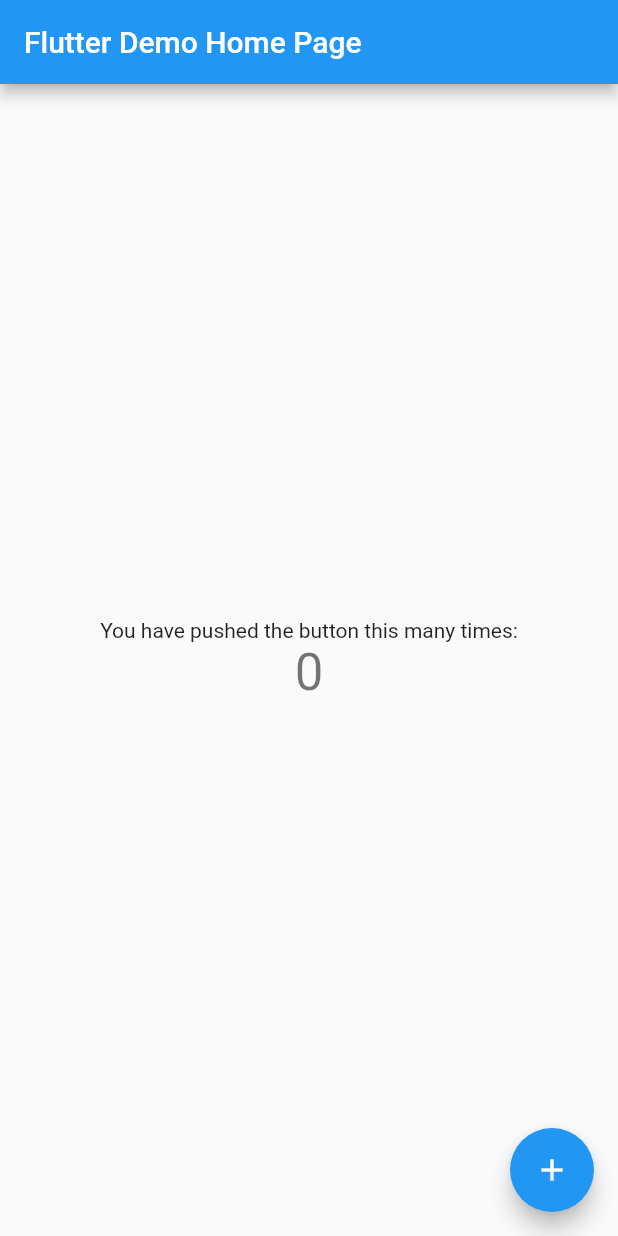
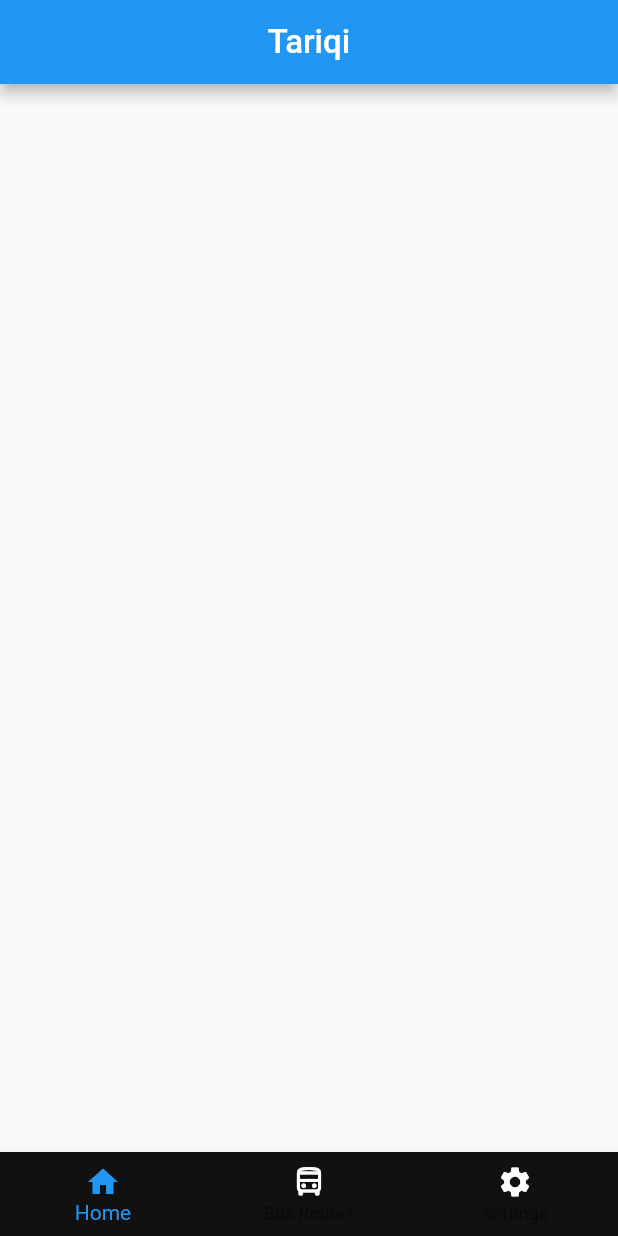
Before and after one commit to LockhartKZ/tariqi, a Flutter app: the screen it shows after launch, on a phone screen of 412 x 824 dp. Run offline on Flutter 3.47's test engine with Material 2 defaults, Android fonts, the phone set to English and light mode, and no system bars.

Commit message:
nav bar added

```diff
--- a/lib/main.dart
+++ b/lib/main.dart
@@ -1,115 +1,15 @@
 import 'package:flutter/material.dart';
+import 'package:tariqi/views/home_view.dart';
 
 void main() {
-  runApp(const MyApp());
-}
-
-class MyApp extends StatelessWidget {
-  const MyApp({super.key});
-
-  // This widget is the root of your application.
-  @override
-  Widget build(BuildContext context) {
-    return MaterialApp(
-      title: 'Flutter Demo',
+  WidgetsFlutterBinding.ensureInitialized();
+  runApp(
+    MaterialApp(
+      title: 'Tariqi',
       theme: ThemeData(
-        // This is the theme of your application.
-        //
-        // Try running your application with "flutter run". You'll see the
-        // application has a blue toolbar. Then, without quitting the app, try
-        // changing the primarySwatch below to Colors.green and then invoke
-        // "hot reload" (press "r" in the console where you ran "flutter run",
-        // or simply save your changes to "hot reload" in a Flutter IDE).
-        // Notice that the counter didn't reset back to zero; the application
-        // is not restarted.
         primarySwatch: Colors.blue,
       ),
-      home: const MyHomePage(title: 'Flutter Demo Home Page'),
-    );
-  }
+      home: const HomePage(),
+    ),
+  );
 }
-
-class MyHomePage extends StatefulWidget {
-  const MyHomePage({super.key, required this.title});
-
-  // This widget is the home page of your application. It is stateful, meaning
-  // that it has a State object (defined below) that contains fields that affect
-  // how it looks.
-
-  // This class is the configuration for the state. It holds the values (in this
-  // case the title) provided by the parent (in this case the App widget) and
-  // used by the build method of the State. Fields in a Widget subclass are
-  // always marked "final".
-
-  final String title;
-
-  @override
-  State<MyHomePage> createState() => _MyHomePageState();
-}
-
-class _MyHomePageState extends State<MyHomePage> {
-  int _counter = 0;
-
-  void _incrementCounter() {
-    setState(() {
-      // This call to setState tells the Flutter framework that something has
-      // changed in this State, which causes it to rerun the build method below
-      // so that the display can reflect the updated values. If we changed
-      // _counter without calling setState(), then the build method would not be
-      // called again, and so nothing would appear to happen.
-      _counter++;
-    });
-  }
-
-  @override
-  Widget build(BuildContext context) {
-    // This method is rerun every time setState is called, for instance as done
-    // by the _incrementCounter method above.
-    //
-    // The Flutter framework has been optimized to make rerunning build methods
-    // fast, so that you can just rebuild anything that needs updating rather
-    // than having to individually change instances of widgets.
-    return Scaffold(
-      appBar: AppBar(
-        // Here we take the value from the MyHomePage object that was created by
-        // the App.build method, and use it to set our appbar title.
-        title: Text(widget.title),
-      ),
-      body: Center(
-        // Center is a layout widget. It takes a single child and positions it
-        // in the middle of the parent.
-        child: Column(
-          // Column is also a layout widget. It takes a list of children and
-          // arranges them vertically. By default, it sizes itself to fit its
-          // children horizontally, and tries to be as tall as its parent.
-          //
-          // Invoke "debug painting" (press "p" in the console, choose the
-          // "Toggle Debug Paint" action from the Flutter Inspector in Android
-          // Studio, or the "Toggle Debug Paint" command in Visual Studio Code)
-          // to see the wireframe for each widget.
-          //
-          // Column has various properties to control how it sizes itself and
-          // how it positions its children. Here we use mainAxisAlignment to
-          // center the children vertically; the main axis here is the vertical
-          // axis because Columns are vertical (the cross axis would be
-          // horizontal).
-          mainAxisAlignment: MainAxisAlignment.center,
-          children: <Widget>[
-            const Text(
-              'You have pushed the button this many times:',
-            ),
-            Text(
-              '$_counter',
-              style: Theme.of(context).textTheme.headline4,
-            ),
-          ],
-        ),
-      ),
-      floatingActionButton: FloatingActionButton(
-        onPressed: _incrementCounter,
-        tooltip: 'Increment',
-        child: const Icon(Icons.add),
-      ), // This trailing comma makes auto-formatting nicer for build methods.
-    );
-  }
-}
--- /dev/null
+++ b/lib/views/home_view.dart
@@ -0,0 +1,24 @@
+import 'package:flutter/material.dart';
+import 'package:tariqi/views/nav_bar.dart';
+
+class HomePage extends StatefulWidget {
+  const HomePage({super.key});
+
+  @override
+  State<HomePage> createState() => _HomePageState();
+}
+
+class _HomePageState extends State<HomePage> {
+  @override
+  Widget build(BuildContext context) {
+    return Scaffold(
+      appBar: AppBar(
+          title: const Center(
+              child: Text(
+        'Tariqi',
+        style: TextStyle(fontSize: 22),
+      ))),
+      bottomNavigationBar: navBar(),
+    );
+  }
+}
--- /dev/null
+++ b/lib/views/nav_bar.dart
@@ -0,0 +1,30 @@
+import 'package:flutter/material.dart';
+
+navBar() {
+  return BottomNavigationBar(
+    backgroundColor: Color.fromARGB(255, 17, 17, 17),
+    items: const <BottomNavigationBarItem>[
+      BottomNavigationBarItem(
+        icon: Icon(
+          Icons.home,
+          //color: Colors.white,
+        ),
+        label: 'Home',
+      ),
+      BottomNavigationBarItem(
+        icon: Icon(
+          Icons.directions_bus_outlined,
+          color: Colors.white,
+        ),
+        label: 'Bus Routes',
+      ),
+      BottomNavigationBarItem(
+        icon: Icon(
+          Icons.settings,
+          color: Colors.white,
+        ),
+        label: 'Settings',
+      ),
+    ],
+  );
+}
```
Also changed, not shown: 1 other file.
